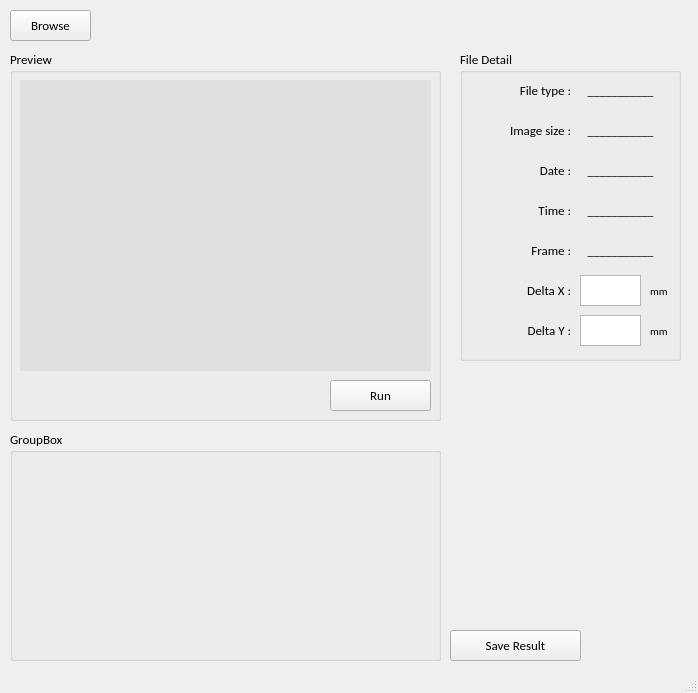
Above: main.ui from doraduan12/Speckle_Tracking before the change. Below: the same form after it.
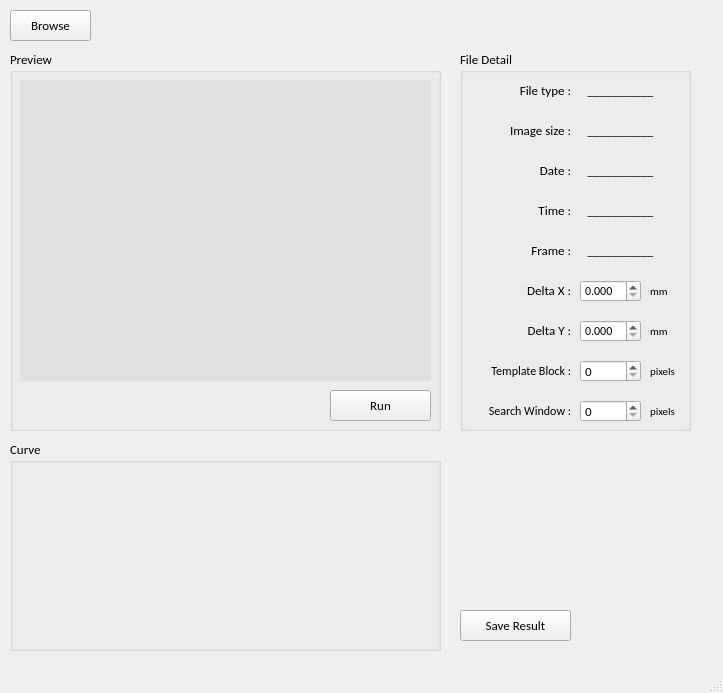
That is the form after the change.

Commit message: 20200302 23:10 1. 將主程式碼移至 app.py 2. deltax, y 改成 double spin box 部件 3. 新增可調整 temp, search 的 spin box 部件 4. 調整 temp, search 時，preview 會同步改動

Patch:
```diff
--- a/main.ui
+++ b/main.ui
@@ -6,7 +6,7 @@
    <rect>
     <x>0</x>
     <y>0</y>
-    <width>698</width>
+    <width>723</width>
     <height>693</height>
    </rect>
   </property>
@@ -56,8 +56,8 @@
      <rect>
       <x>460</x>
       <y>50</y>
-      <width>221</width>
-      <height>311</height>
+      <width>231</width>
+      <height>381</height>
      </rect>
     </property>
     <property name="font">
@@ -126,37 +126,6 @@
       <set>Qt::AlignRight|Qt::AlignTrailing|Qt::AlignVCenter</set>
      </property>
     </widget>
-    <widget class="QTextBrowser" name="textBrowser_delta_x">
-     <property name="geometry">
-      <rect>
-       <x>120</x>
-       <y>225</y>
-       <width>61</width>
-       <height>31</height>
-      </rect>
-     </property>
-     <property name="font">
-      <font>
-       <family>Calibri</family>
-       <pointsize>9</pointsize>
-      </font>
-     </property>
-     <property name="styleSheet">
-      <string notr="true"/>
-     </property>
-     <property name="inputMethodHints">
-      <set>Qt::ImhMultiLine</set>
-     </property>
-     <property name="verticalScrollBarPolicy">
-      <enum>Qt::ScrollBarAlwaysOff</enum>
-     </property>
-     <property name="horizontalScrollBarPolicy">
-      <enum>Qt::ScrollBarAlwaysOff</enum>
-     </property>
-     <property name="readOnly">
-      <bool>false</bool>
-     </property>
-    </widget>
     <widget class="QLabel" name="label_delta_x">
      <property name="geometry">
       <rect>
@@ -176,37 +145,6 @@
       <set>Qt::AlignRight|Qt::AlignTrailing|Qt::AlignVCenter</set>
      </property>
     </widget>
-    <widget class="QTextBrowser" name="textBrowser_delta_y">
-     <property name="geometry">
-      <rect>
-       <x>120</x>
-       <y>265</y>
-       <width>61</width>
-       <height>31</height>
-      </rect>
-     </property>
-     <property name="font">
-      <font>
-       <family>Calibri</family>
-       <pointsize>9</pointsize>
-      </font>
-     </property>
-     <property name="styleSheet">
-      <string notr="true"/>
-     </property>
-     <property name="inputMethodHints">
-      <set>Qt::ImhMultiLine</set>
-     </property>
-     <property name="verticalScrollBarPolicy">
-      <enum>Qt::ScrollBarAlwaysOff</enum>
-     </property>
-     <property name="horizontalScrollBarPolicy">
-      <enum>Qt::ScrollBarAlwaysOff</enum>
-     </property>
-     <property name="readOnly">
-      <bool>false</bool>
-     </property>
-    </widget>
     <widget class="QLabel" name="label_delta_y">
      <property name="geometry">
       <rect>
@@ -457,14 +395,208 @@
       <set>Qt::AlignLeading|Qt::AlignLeft|Qt::AlignVCenter</set>
      </property>
     </widget>
+    <widget class="QLabel" name="label_search_window">
+     <property name="geometry">
+      <rect>
+       <x>0</x>
+       <y>350</y>
+       <width>111</width>
+       <height>21</height>
+      </rect>
+     </property>
+     <property name="font">
+      <font>
+       <pointsize>9</pointsize>
+      </font>
+     </property>
+     <property name="text">
+      <string>Search Window :</string>
+     </property>
+     <property name="textFormat">
+      <enum>Qt::AutoText</enum>
+     </property>
+     <property name="alignment">
+      <set>Qt::AlignRight|Qt::AlignTrailing|Qt::AlignVCenter</set>
+     </property>
+    </widget>
+    <widget class="QLabel" name="label_template_block">
+     <property name="geometry">
+      <rect>
+       <x>10</x>
+       <y>310</y>
+       <width>101</width>
+       <height>21</height>
+      </rect>
+     </property>
+     <property name="font">
+      <font>
+       <pointsize>9</pointsize>
+      </font>
+     </property>
+     <property name="text">
+      <string>Template Block :</string>
+     </property>
+     <property name="textFormat">
+      <enum>Qt::AutoText</enum>
+     </property>
+     <property name="alignment">
+      <set>Qt::AlignRight|Qt::AlignTrailing|Qt::AlignVCenter</set>
+     </property>
+    </widget>
+    <widget class="QLabel" name="label_pixel1">
+     <property name="geometry">
+      <rect>
+       <x>190</x>
+       <y>310</y>
+       <width>41</width>
+       <height>21</height>
+      </rect>
+     </property>
+     <property name="font">
+      <font>
+       <pointsize>8</pointsize>
+      </font>
+     </property>
+     <property name="text">
+      <string>pixels</string>
+     </property>
+     <property name="textFormat">
+      <enum>Qt::AutoText</enum>
+     </property>
+     <property name="alignment">
+      <set>Qt::AlignLeading|Qt::AlignLeft|Qt::AlignVCenter</set>
+     </property>
+    </widget>
+    <widget class="QLabel" name="label_pixel2">
+     <property name="geometry">
+      <rect>
+       <x>190</x>
+       <y>350</y>
+       <width>41</width>
+       <height>21</height>
+      </rect>
+     </property>
+     <property name="font">
+      <font>
+       <pointsize>8</pointsize>
+      </font>
+     </property>
+     <property name="text">
+      <string>pixels</string>
+     </property>
+     <property name="textFormat">
+      <enum>Qt::AutoText</enum>
+     </property>
+     <property name="alignment">
+      <set>Qt::AlignLeading|Qt::AlignLeft|Qt::AlignVCenter</set>
+     </property>
+    </widget>
+    <widget class="QSpinBox" name="spinBox_temp_size">
+     <property name="geometry">
+      <rect>
+       <x>120</x>
+       <y>310</y>
+       <width>61</width>
+       <height>22</height>
+      </rect>
+     </property>
+     <property name="font">
+      <font>
+       <family>Calibri</family>
+       <pointsize>10</pointsize>
+      </font>
+     </property>
+    </widget>
+    <widget class="QSpinBox" name="spinBox_search_range">
+     <property name="geometry">
+      <rect>
+       <x>120</x>
+       <y>350</y>
+       <width>61</width>
+       <height>22</height>
+      </rect>
+     </property>
+     <property name="font">
+      <font>
+       <family>Calibri</family>
+       <pointsize>10</pointsize>
+      </font>
+     </property>
+    </widget>
+    <widget class="QDoubleSpinBox" name="doubleSpinBox_delta_x">
+     <property name="geometry">
+      <rect>
+       <x>120</x>
+       <y>230</y>
+       <width>61</width>
+       <height>22</height>
+      </rect>
+     </property>
+     <property name="font">
+      <font>
+       <family>Calibri</family>
+       <pointsize>9</pointsize>
+      </font>
+     </property>
+     <property name="decimals">
+      <number>3</number>
+     </property>
+     <property name="singleStep">
+      <double>0.050000000000000</double>
+     </property>
+    </widget>
+    <widget class="QDoubleSpinBox" name="doubleSpinBox_delta_y">
+     <property name="geometry">
+      <rect>
+       <x>120</x>
+       <y>270</y>
+       <width>61</width>
+       <height>22</height>
+      </rect>
+     </property>
+     <property name="font">
+      <font>
+       <family>Calibri</family>
+       <pointsize>9</pointsize>
+      </font>
+     </property>
+     <property name="decimals">
+      <number>3</number>
+     </property>
+     <property name="singleStep">
+      <double>0.050000000000000</double>
+     </property>
+    </widget>
+    <zorder>label_image_size</zorder>
+    <zorder>label_date</zorder>
+    <zorder>label_frame</zorder>
+    <zorder>label_delta_x</zorder>
+    <zorder>label_delta_y</zorder>
+    <zorder>label_time</zorder>
+    <zorder>label_image_size_show</zorder>
+    <zorder>label_date_show</zorder>
+    <zorder>label_time_show</zorder>
+    <zorder>label_frame_show</zorder>
+    <zorder>label_filetype_show</zorder>
+    <zorder>label_filetype</zorder>
+    <zorder>label_mm1</zorder>
+    <zorder>label_mm2</zorder>
+    <zorder>label_template_block</zorder>
+    <zorder>label_search_window</zorder>
+    <zorder>label_pixel1</zorder>
+    <zorder>label_pixel2</zorder>
+    <zorder>spinBox_temp_size</zorder>
+    <zorder>spinBox_search_range</zorder>
+    <zorder>doubleSpinBox_delta_x</zorder>
+    <zorder>doubleSpinBox_delta_y</zorder>
    </widget>
    <widget class="QGroupBox" name="groupBox_2">
     <property name="geometry">
      <rect>
       <x>10</x>
-      <y>430</y>
+      <y>440</y>
       <width>431</width>
-      <height>231</height>
+      <height>211</height>
      </rect>
     </property>
     <property name="font">
@@ -474,15 +606,15 @@
      </font>
     </property>
     <property name="title">
-     <string>GroupBox</string>
+     <string>Curve</string>
     </property>
    </widget>
    <widget class="QPushButton" name="btn_save">
     <property name="geometry">
      <rect>
-      <x>450</x>
-      <y>630</y>
-      <width>131</width>
+      <x>460</x>
+      <y>610</y>
+      <width>111</width>
       <height>31</height>
      </rect>
     </property>
@@ -496,31 +628,13 @@
      <string>Save Result</string>
     </property>
    </widget>
-   <widget class="QTextBrowser" name="textBrowser_save">
-    <property name="geometry">
-     <rect>
-      <x>450</x>
-      <y>590</y>
-      <width>131</width>
-      <height>31</height>
-     </rect>
-    </property>
-    <property name="font">
-     <font>
-      <family>Calibri</family>
-     </font>
-    </property>
-    <property name="styleSheet">
-     <string notr="true">background-color: rgba(255, 255, 255, 0);</string>
-    </property>
-   </widget>
    <widget class="QGroupBox" name="groupBox_preview">
     <property name="geometry">
      <rect>
       <x>10</x>
       <y>50</y>
       <width>431</width>
-      <height>371</height>
+      <height>381</height>
      </rect>
     </property>
     <property name="font">
@@ -538,7 +652,7 @@
        <x>10</x>
        <y>30</y>
        <width>411</width>
-       <height>291</height>
+       <height>301</height>
       </rect>
      </property>
      <property name="font">
@@ -561,7 +675,7 @@
      <property name="geometry">
       <rect>
        <x>320</x>
-       <y>330</y>
+       <y>340</y>
        <width>101</width>
        <height>31</height>
       </rect>
@@ -586,15 +700,15 @@
      <property name="geometry">
       <rect>
        <x>10</x>
-       <y>340</y>
-       <width>71</width>
+       <y>350</y>
+       <width>81</width>
        <height>21</height>
       </rect>
      </property>
      <property name="font">
       <font>
        <family>Calibri</family>
-       <pointsize>8</pointsize>
+       <pointsize>9</pointsize>
       </font>
      </property>
      <property name="text">
```
Left out of the diff: 4 changed lines with no effect on the pictures. The commit also changes 4 other files.
